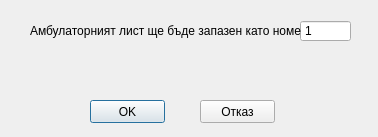
Above: src/View/saveAsDialog/SaveAsDialog.ui from thefinalcutbg/DinoDent before the change. Below: the same form after it.
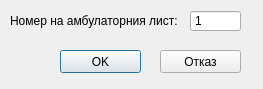
That is the form after the change. Custom widgets are drawn as their Qt base class.

The edit to the form file:
```diff
--- a/src/View/saveAsDialog/SaveAsDialog.ui
+++ b/src/View/saveAsDialog/SaveAsDialog.ui
@@ -6,18 +6,18 @@
    <rect>
     <x>0</x>
     <y>0</y>
-    <width>378</width>
-    <height>137</height>
+    <width>263</width>
+    <height>89</height>
    </rect>
   </property>
   <property name="windowTitle">
    <string>SaveAsDialog</string>
   </property>
-  <widget class="MnogoTypSpinBox" name="ambNumSpin">
+  <widget class="QSpinBox" name="ambNumSpin">
    <property name="geometry">
     <rect>
-     <x>300</x>
-     <y>20</y>
+     <x>190</x>
+     <y>10</y>
      <width>51</width>
      <height>22</height>
     </rect>
@@ -38,9 +38,9 @@
   <widget class="QPushButton" name="okButton">
    <property name="geometry">
     <rect>
-     <x>90</x>
-     <y>100</y>
-     <width>75</width>
+     <x>60</x>
+     <y>50</y>
+     <width>81</width>
      <height>23</height>
     </rect>
    </property>
@@ -51,35 +51,22 @@
   <widget class="QLabel" name="label">
    <property name="geometry">
     <rect>
-     <x>30</x>
-     <y>20</y>
-     <width>271</width>
+     <x>10</x>
+     <y>10</y>
+     <width>181</width>
      <height>21</height>
     </rect>
    </property>
    <property name="text">
-    <string>Амбулаторният лист ще бъде запазен като номер:</string>
-   </property>
-  </widget>
-  <widget class="QLabel" name="existLabel">
-   <property name="geometry">
-    <rect>
-     <x>50</x>
-     <y>50</y>
-     <width>281</width>
-     <height>21</height>
-    </rect>
-   </property>
-   <property name="text">
-    <string/>
+    <string>Номер на амбулаторния лист:</string>
    </property>
   </widget>
   <widget class="QPushButton" name="cancelButton">
    <property name="geometry">
     <rect>
-     <x>200</x>
-     <y>100</y>
-     <width>75</width>
+     <x>160</x>
+     <y>50</y>
+     <width>81</width>
      <height>23</height>
     </rect>
    </property>
@@ -89,13 +76,6 @@
   </widget>
  </widget>
  <layoutdefault spacing="6" margin="11"/>
- <customwidgets>
-  <customwidget>
-   <class>MnogoTypSpinBox</class>
-   <extends>QSpinBox</extends>
-   <header>View/saveAsDialog/MnogoTypSpinBox.h</header>
-  </customwidget>
- </customwidgets>
  <resources/>
  <connections/>
 </ui>
```
